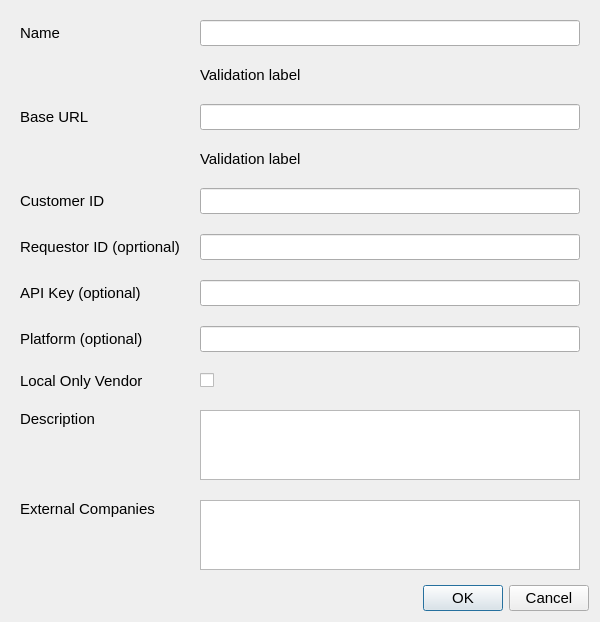
CS-4820-Library-Project/COUNTER-5-Report-Tool-2020-5.0, file ui/AddVendorDialog.ui: the form before one commit.
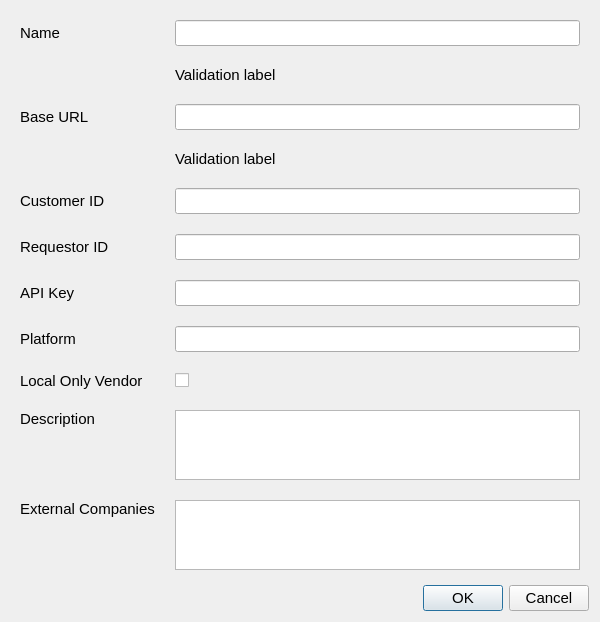
The form after the commit.

Commit message: Removed "(optional)" from Add vendor dialog

The edit to the form file:
```diff
--- a/ui/AddVendorDialog.ui
+++ b/ui/AddVendorDialog.ui
@@ -7,7 +7,7 @@
     <x>0</x>
     <y>0</y>
     <width>600</width>
-    <height>548</height>
+    <height>608</height>
    </rect>
   </property>
   <property name="font">
@@ -82,7 +82,7 @@
       <item row="7" column="0">
        <widget class="QLabel" name="label_6">
         <property name="text">
-         <string>Platform (optional)</string>
+         <string>Platform</string>
         </property>
        </widget>
       </item>
@@ -102,7 +102,7 @@
       <item row="6" column="0">
        <widget class="QLabel" name="label_5">
         <property name="text">
-         <string>API Key (optional)</string>
+         <string>API Key</string>
         </property>
        </widget>
       </item>
@@ -118,7 +118,7 @@
       <item row="5" column="0">
        <widget class="QLabel" name="label_4">
         <property name="text">
-         <string>Requestor ID (oprtional)</string>
+         <string>Requestor ID</string>
         </property>
        </widget>
       </item>
```
The commit also changes 1 other file.
